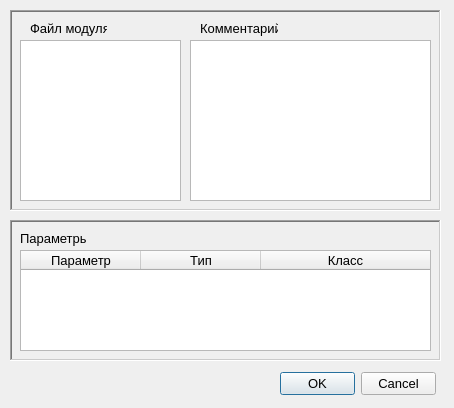
Old version of the form qmoduleregister.ui in the repository graf-abolmasov/PGraph.
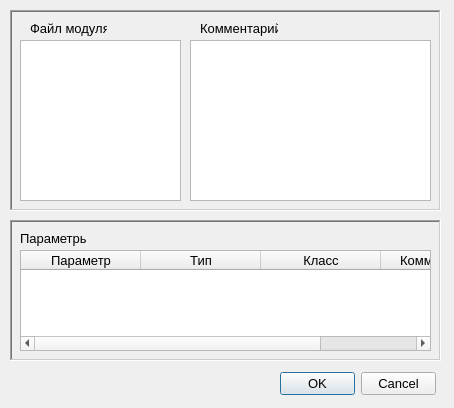
New version of the form. Icons and pictures are not drawn.

Patch:
```diff
--- a/qmoduleregister.ui
+++ b/qmoduleregister.ui
@@ -182,11 +182,17 @@
      <bool>false</bool>
     </attribute>
     <attribute name="horizontalHeaderMinimumSectionSize">
-     <number>40</number>
+     <number>50</number>
     </attribute>
     <attribute name="horizontalHeaderStretchLastSection">
      <bool>true</bool>
     </attribute>
+    <attribute name="verticalHeaderDefaultSectionSize">
+     <number>22</number>
+    </attribute>
+    <attribute name="verticalHeaderDefaultSectionSize">
+     <number>22</number>
+    </attribute>
     <attribute name="horizontalHeaderStretchLastSection">
      <bool>true</bool>
     </attribute>
@@ -194,7 +200,7 @@
      <bool>true</bool>
     </attribute>
     <attribute name="horizontalHeaderMinimumSectionSize">
-     <number>40</number>
+     <number>50</number>
     </attribute>
     <attribute name="horizontalHeaderHighlightSections">
      <bool>false</bool>
@@ -217,6 +223,11 @@
       <string>Класс</string>
      </property>
     </column>
+    <column>
+     <property name="text">
+      <string>Комментарий</string>
+     </property>
+    </column>
    </widget>
   </widget>
  </widget>
```
